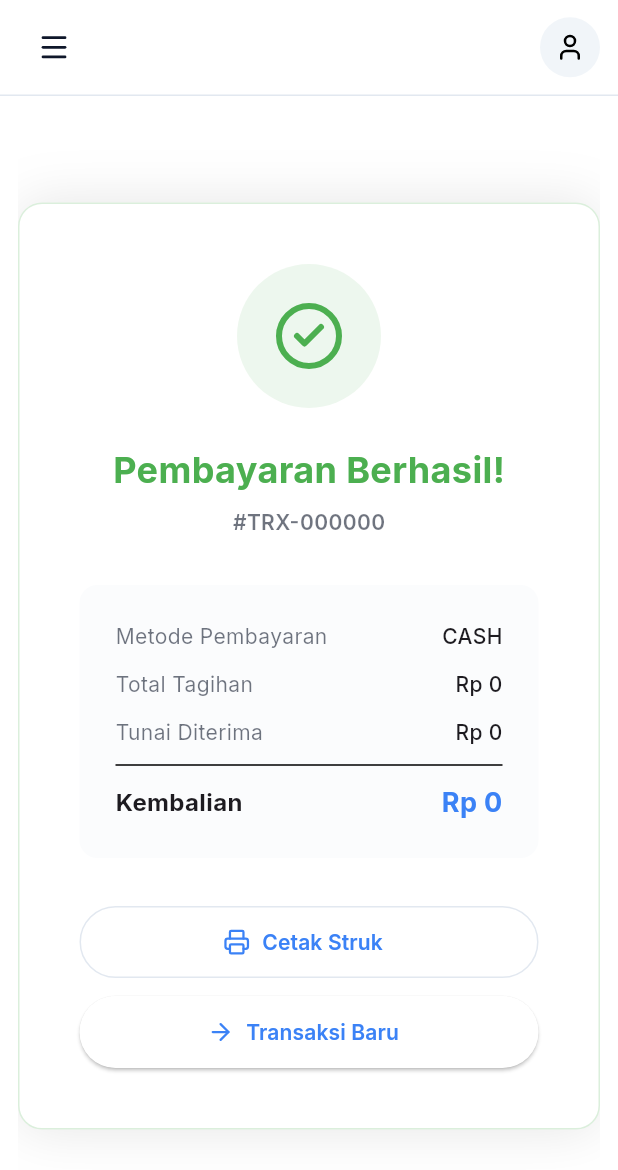
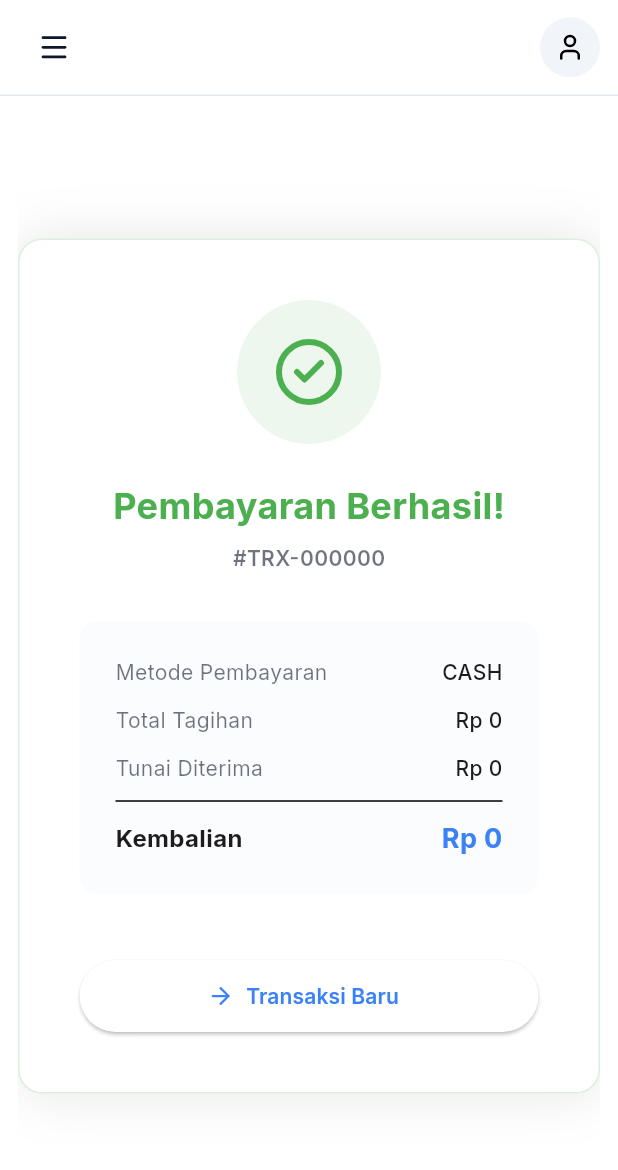
Before and after one commit to faizlzm/cashier-flutter-app, a Flutter app: the SuccessPage screen opened by its route, on a phone screen of 412 x 824 dp. Shown: the top 1170 px of the screen. Run offline on Flutter 3.47's test engine with Material 3 defaults, Android fonts, the phone set to English and light mode, and no system bars; our stand-ins replace connectivity_plus, device_info_plus, dio, flutter_riverpod, flutter_secure_storage, go_router and 3 more; accounts and stored records are empty.

```diff
--- a/lib/presentation/pages/pos/success_page.dart
+++ b/lib/presentation/pages/pos/success_page.dart
@@ -143,25 +143,7 @@ class _SuccessPageState extends ConsumerState<SuccessPage> {
                 ),
               ),
               const SizedBox(height: 32),
-              SizedBox(
-                width: double.infinity,
-                height: 48,
-                child: OutlinedButton.icon(
-                  onPressed: () {
-                    // TODO: Implement print receipt
-                    ScaffoldMessenger.of(context).showSnackBar(
-                      const SnackBar(
-                        content: Text('Fitur cetak struk belum tersedia'),
-                      ),
-                    );
-                  },
-                  icon: const Icon(LucideIcons.printer),
-                  label: const Text(
-                    'Cetak Struk',
-                    style: TextStyle(fontWeight: FontWeight.w600),
-                  ),
-                ),
-              ),
+              // Print receipt feature removed
               const SizedBox(height: 12),
               SizedBox(
                 width: double.infinity,
```
